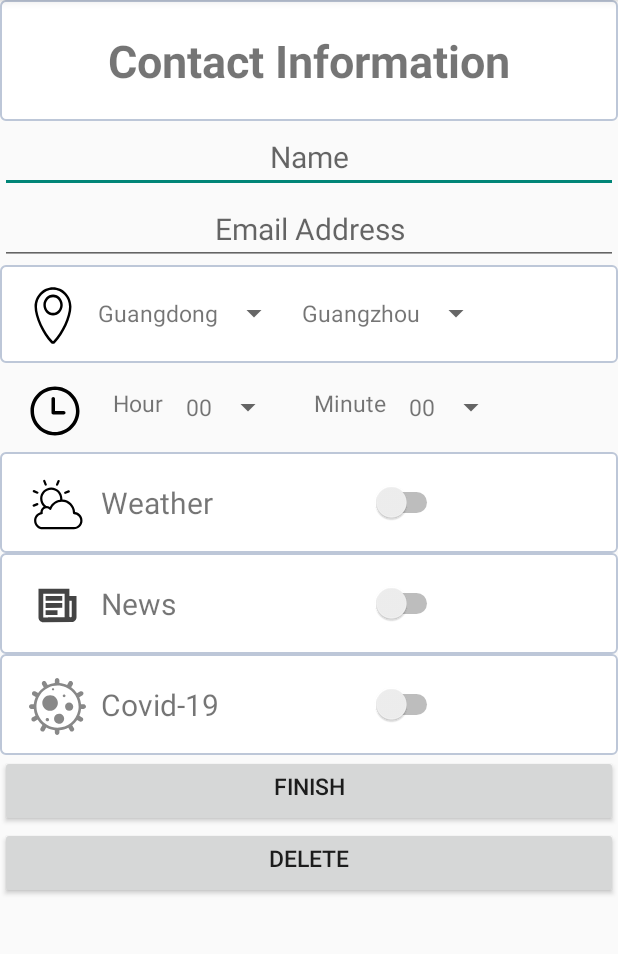
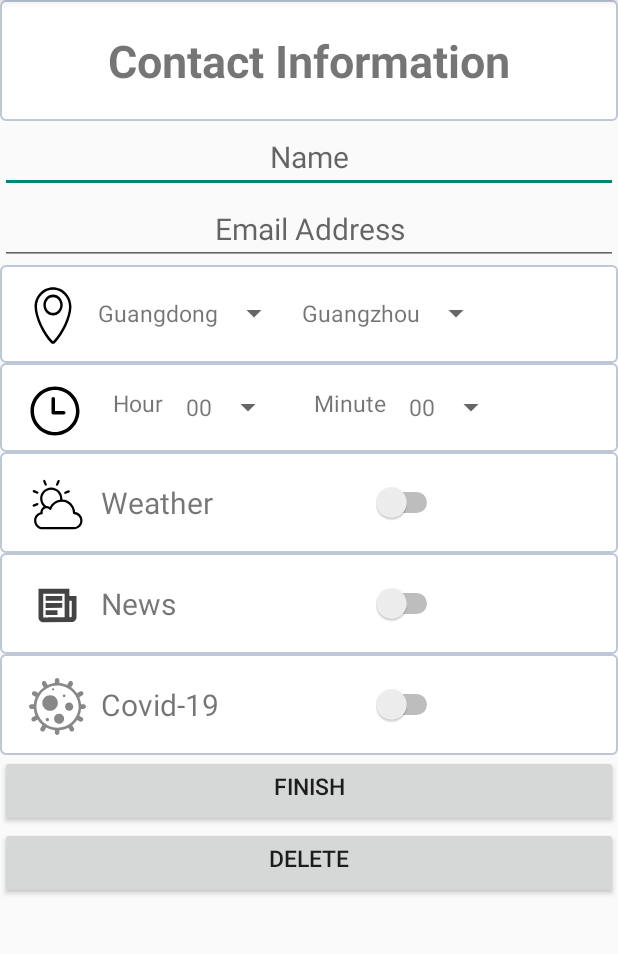
Before and after one commit to LubyZheng/EE5415-GroupProject, an Android app: the contact screen opened directly, with no data from a screen before it, on a phone screen of 412 x 824 dp, the part 84-1038 px from its top. Run offline under Robolectric (Android 15) with nearby library versions, the phone set to English and light mode, and no system bars.

Commit message:
change a line of layout

```diff
--- a/app/src/main/res/layout/activity_contact.xml
+++ b/app/src/main/res/layout/activity_contact.xml
@@ -76,6 +76,7 @@
     <androidx.constraintlayout.widget.ConstraintLayout
         android:layout_width="match_parent"
         android:layout_height="wrap_content"
+        android:background="@drawable/edit_background"
         android:padding="6dp">
 
         <TextView
@@ -93,7 +94,6 @@
             android:id="@+id/hour"
             android:layout_width="wrap_content"
             android:layout_height="37dp"
-
             android:layout_marginStart="20dp"
             android:layout_marginTop="10dp"
             android:text="Hour"
```
